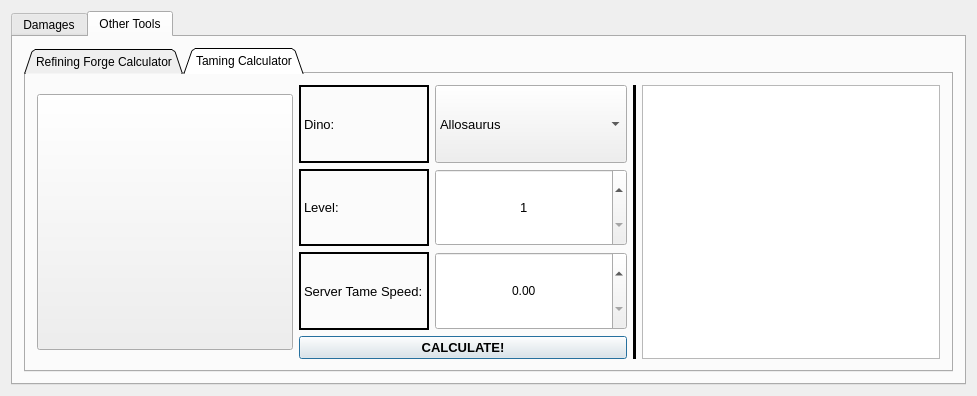
This is mainwindow.ui in mattearly/ARK-Survial-Evolved-damage-calculator as Qt 5 draws it before an edit. The edited form follows.
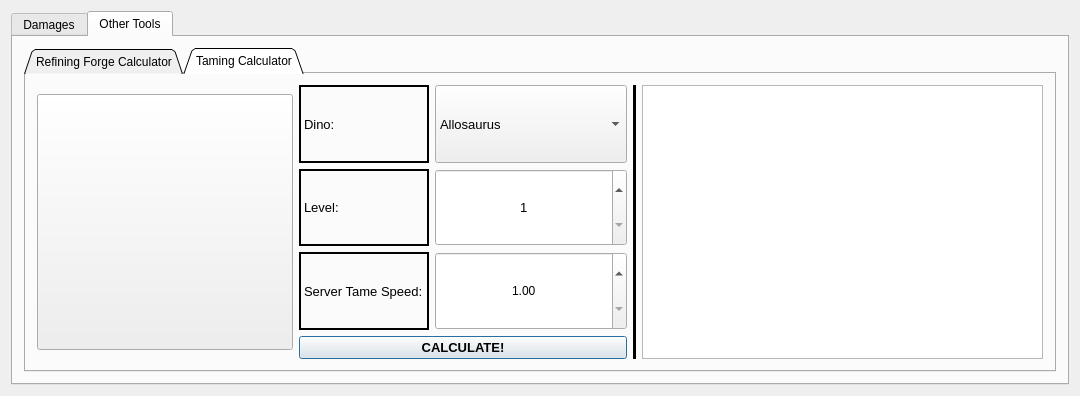
This is the edited form.

```diff
--- a/mainwindow.ui
+++ b/mainwindow.ui
@@ -6,7 +6,7 @@
    <rect>
     <x>0</x>
     <y>0</y>
-    <width>977</width>
+    <width>1080</width>
     <height>366</height>
    </rect>
   </property>
@@ -2296,6 +2296,9 @@
                       <property name="alignment">
                        <set>Qt::AlignCenter</set>
                       </property>
+                      <property name="minimum">
+                       <double>1.000000000000000</double>
+                      </property>
                      </widget>
                     </item>
                    </layout>
```
